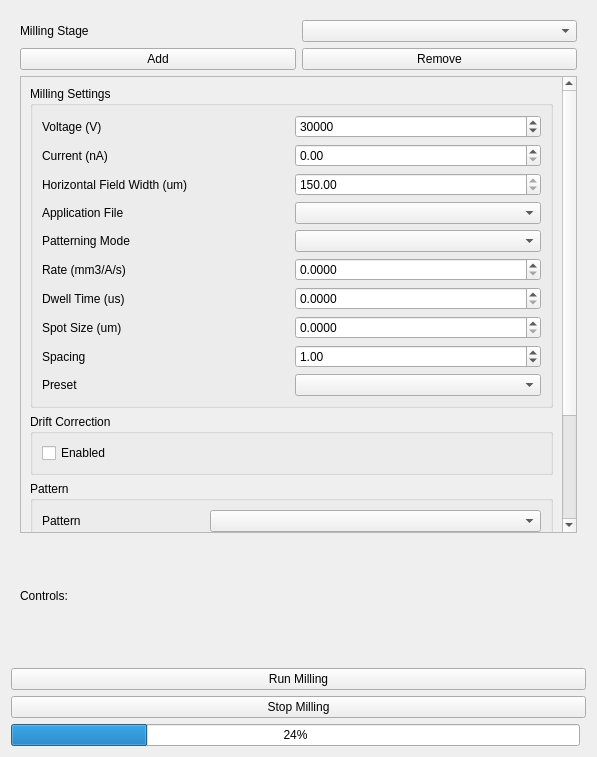
Old version of the form fibsem/ui/qtdesigner_files/FibsemMillingWidget.ui in the repository DeMarcoLab/fibsem.
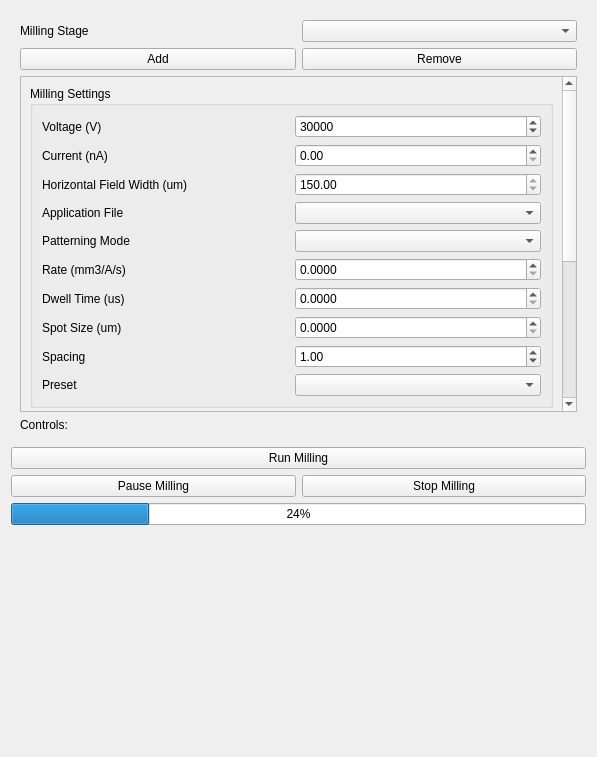
New version of the form.

```diff
--- a/fibsem/ui/qtdesigner_files/FibsemMillingWidget.ui
+++ b/fibsem/ui/qtdesigner_files/FibsemMillingWidget.ui
@@ -14,6 +14,13 @@
    <string>Form</string>
   </property>
   <layout class="QGridLayout" name="gridLayout">
+   <item row="26" column="1">
+    <widget class="QPushButton" name="pushButton_stop_milling">
+     <property name="text">
+      <string>Stop Milling</string>
+     </property>
+    </widget>
+   </item>
    <item row="16" column="0" colspan="2">
     <widget class="QFrame" name="frame">
      <property name="minimumSize">
@@ -23,7 +30,7 @@
       </size>
      </property>
      <layout class="QGridLayout" name="gridLayout_4">
-      <item row="24" column="0" colspan="2">
+      <item row="25" column="0" colspan="2">
        <widget class="QLabel" name="label_milling_instructions">
         <property name="text">
          <string>Controls:</string>
@@ -367,20 +374,20 @@
      </layout>
     </widget>
    </item>
-   <item row="26" column="0" colspan="2">
-    <widget class="QPushButton" name="pushButton_stop_milling">
-     <property name="text">
-      <string>Stop Milling</string>
-     </property>
-    </widget>
-   </item>
-   <item row="27" column="0">
+   <item row="27" column="0" colspan="2">
     <widget class="QProgressBar" name="progressBar_milling">
      <property name="value">
       <number>24</number>
      </property>
     </widget>
    </item>
+   <item row="26" column="0">
+    <widget class="QPushButton" name="pushButton_pause_milling">
+     <property name="text">
+      <string>Pause Milling</string>
+     </property>
+    </widget>
+   </item>
    <item row="25" column="0" colspan="2">
     <widget class="QPushButton" name="pushButton_run_milling">
      <property name="text">
@@ -388,6 +395,19 @@
      </property>
     </widget>
    </item>
+   <item row="28" column="0" colspan="2">
+    <spacer name="verticalSpacer">
+     <property name="orientation">
+      <enum>Qt::Vertical</enum>
+     </property>
+     <property name="sizeHint" stdset="0">
+      <size>
+       <width>20</width>
+       <height>40</height>
+      </size>
+     </property>
+    </spacer>
+   </item>
   </layout>
  </widget>
  <tabstops>
```
Left out of the diff: 4 changed lines with no effect on the pictures.
